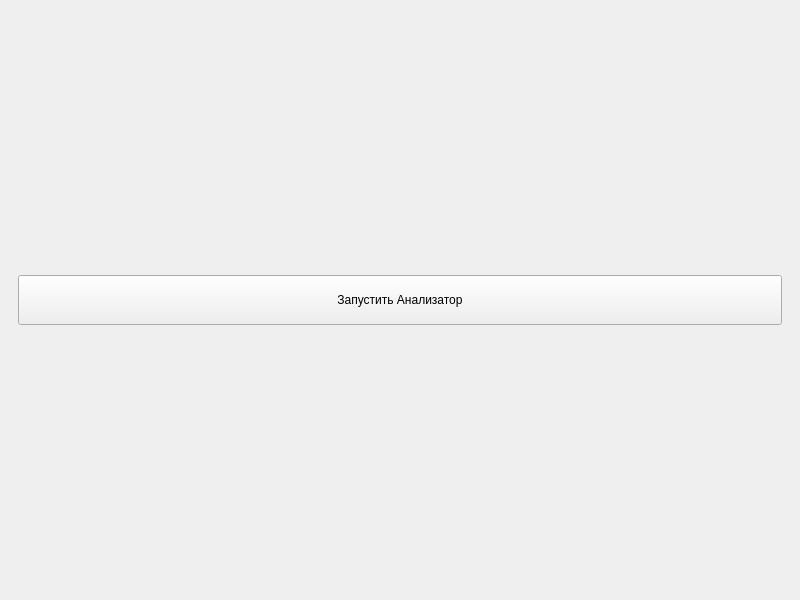
The window that cpp-analyzer/src/ui/windows/mainwindow.ui (FedarKryvitski/Spectrum-analyzer) describes before a commit, drawn with Qt 5.
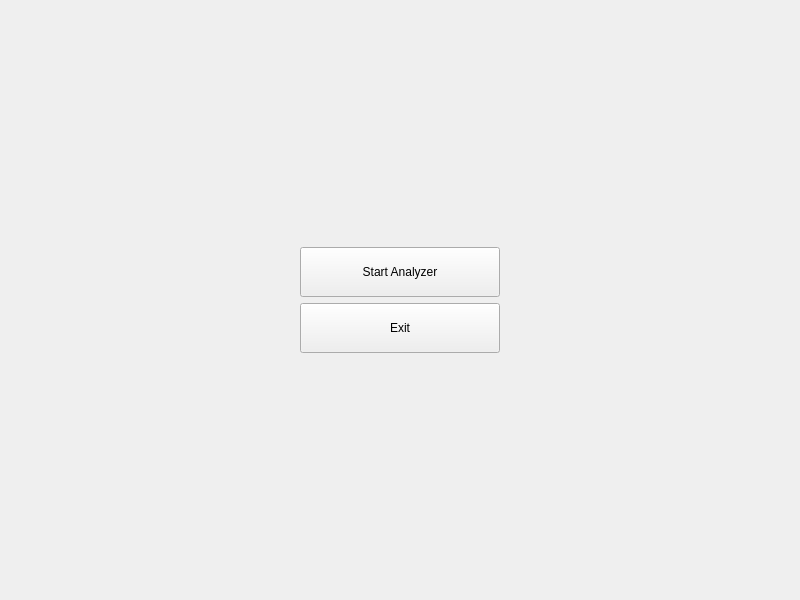
The same window after the commit.

The edit to the form file:
```diff
--- a/cpp-analyzer/src/ui/windows/mainwindow.ui
+++ b/cpp-analyzer/src/ui/windows/mainwindow.ui
@@ -18,22 +18,126 @@
        <layout class="QVBoxLayout" name="welcomeLayout">
         <item>
          <spacer name="verticalSpacer_1">
-          <property name="orientation"><enum>Qt::Vertical</enum></property>
+          <property name="orientation">
+           <enum>Qt::Orientation::Vertical</enum>
+          </property>
+          <property name="sizeHint" stdset="0">
+           <size>
+            <width>0</width>
+            <height>0</height>
+           </size>
+          </property>
          </spacer>
         </item>
         <item>
-         <widget class="QPushButton" name="startAnalyzerButton">
-          <property name="text">
-           <string>Запустить Анализатор</string>
-          </property>
-          <property name="minimumSize">
-           <size><width>200</width><height>50</height></size>
-          </property>
-         </widget>
+         <layout class="QHBoxLayout" name="startButtonLayout">
+          <item>
+           <spacer name="horizontalSpacer_left_start">
+            <property name="orientation">
+             <enum>Qt::Orientation::Horizontal</enum>
+            </property>
+            <property name="sizeHint" stdset="0">
+             <size>
+              <width>0</width>
+              <height>0</height>
+             </size>
+            </property>
+           </spacer>
+          </item>
+          <item>
+           <widget class="QPushButton" name="startAnalyzerButton">
+            <property name="minimumSize">
+             <size>
+              <width>200</width>
+              <height>50</height>
+             </size>
+            </property>
+            <property name="maximumSize">
+             <size>
+              <width>200</width>
+              <height>50</height>
+             </size>
+            </property>
+            <property name="text">
+             <string>Start Analyzer</string>
+            </property>
+           </widget>
+          </item>
+          <item>
+           <spacer name="horizontalSpacer_right_start">
+            <property name="orientation">
+             <enum>Qt::Orientation::Horizontal</enum>
+            </property>
+            <property name="sizeHint" stdset="0">
+             <size>
+              <width>0</width>
+              <height>0</height>
+             </size>
+            </property>
+           </spacer>
+          </item>
+         </layout>
+        </item>
+        <item>
+         <layout class="QHBoxLayout" name="exitButtonLayout">
+          <item>
+           <spacer name="horizontalSpacer_left_exit">
+            <property name="orientation">
+             <enum>Qt::Orientation::Horizontal</enum>
+            </property>
+            <property name="sizeHint" stdset="0">
+             <size>
+              <width>0</width>
+              <height>0</height>
+             </size>
+            </property>
+           </spacer>
+          </item>
+          <item>
+           <widget class="QPushButton" name="exitButton">
+            <property name="minimumSize">
+             <size>
+              <width>200</width>
+              <height>50</height>
+             </size>
+            </property>
+            <property name="maximumSize">
+             <size>
+              <width>200</width>
+              <height>50</height>
+             </size>
+            </property>
+            <property name="text">
+             <string>Exit</string>
+            </property>
+           </widget>
+          </item>
+          <item>
+           <spacer name="horizontalSpacer_right_exit">
+            <property name="orientation">
+             <enum>Qt::Orientation::Horizontal</enum>
+            </property>
+            <property name="sizeHint" stdset="0">
+             <size>
+              <width>0</width>
+              <height>0</height>
+             </size>
+            </property>
+           </spacer>
+          </item>
+         </layout>
         </item>
         <item>
          <spacer name="verticalSpacer_2">
-          <property name="orientation"><enum>Qt::Vertical</enum></property>
+          <property name="orientation">
+           <enum>Qt::Orientation::Vertical</enum>
+          </property>
+          <property name="sizeHint" stdset="0">
+           <size>
+            <width>0</width>
+            <height>0</height>
+           </size>
+          </property>
          </spacer>
         </item>
        </layout>
```
Left out of the diff: 2 changed lines with no effect on the pictures.
